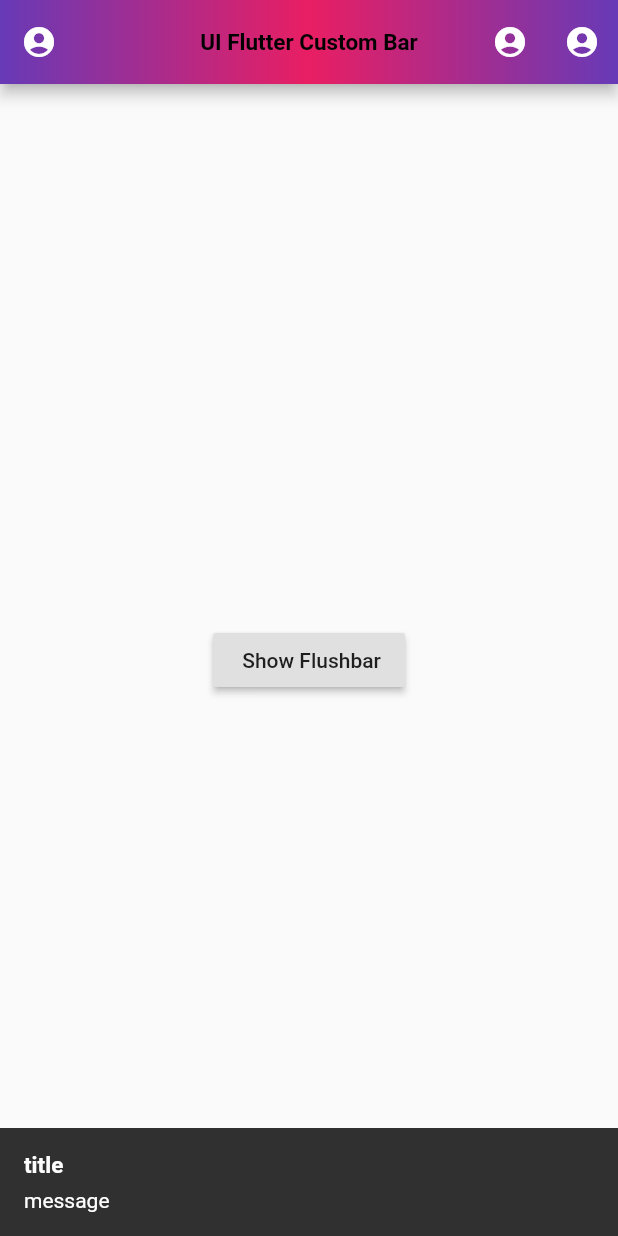
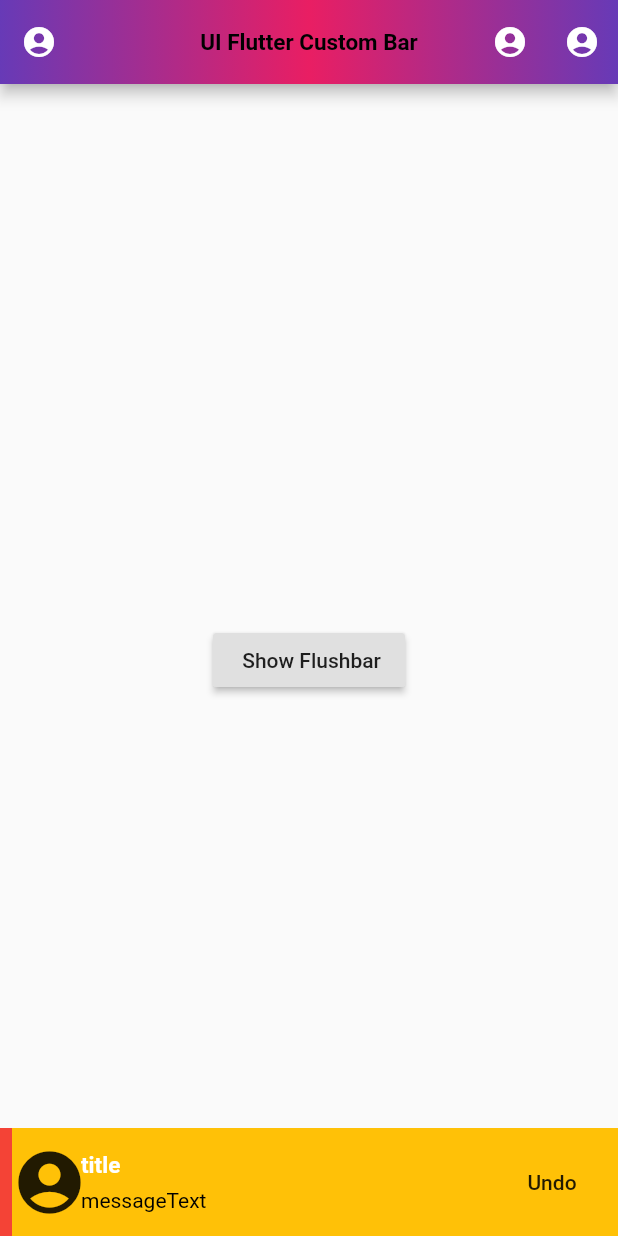
Before and after one commit to Devsaci/custom_appbarV2, a Flutter app: the screen it shows after launch, after a tap on "Show Flushbar", on a phone screen of 412 x 824 dp. Run offline on Flutter 3.47's test engine with Material 2 defaults, Android fonts, the phone set to English and light mode, and no system bars; drawn by our look-alikes of another_flushbar; our stand-ins replace fluttertoast.

Commit message:
mainButton/FlatButton

```diff
--- a/lib/main.dart
+++ b/lib/main.dart
@@ -85,8 +85,25 @@ class _MyHomePageState extends State<MyHomePage> {
           child: const Text(" Show Flushbar"),
           onPressed: () {
             Flushbar(
-                title: "title",
-                message: "message",
+              title: "title",
+              message: "message",
+              messageText: const Text(
+                "messageText",
+                style: TextStyle(color: Colors.black),
+              ),
+              leftBarIndicatorColor: Colors.red,
+              backgroundColor: Colors.amber,
+              icon: const Icon(
+                Icons.account_circle,
+                size: 50,
+              ),
+              mainButton: FlatButton(
+                  onPressed: () {
+                    setState(() {
+
+                    });
+                  },
+                  child: const Text("Undo")),
             ).show(context);
           },
         ),
```
